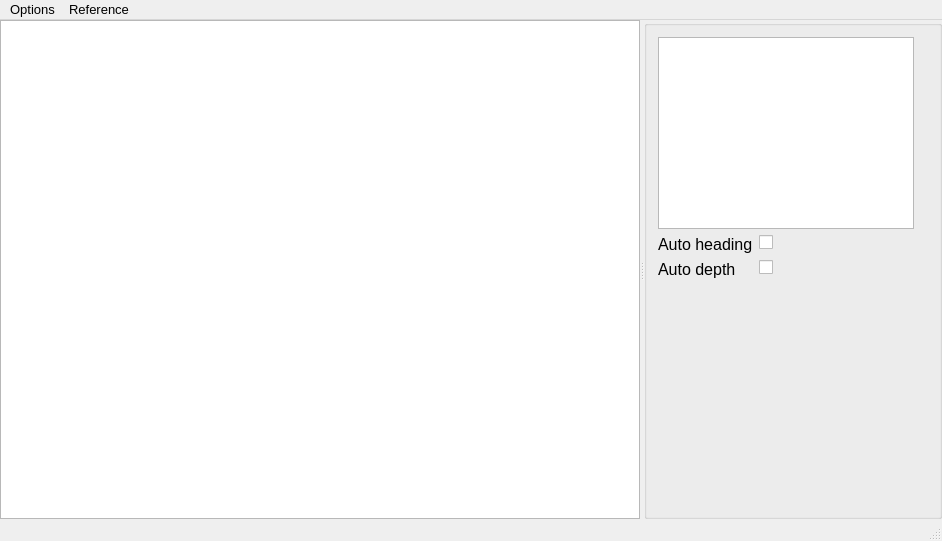
First picture: the form in mainwindow.ui, repository robocenter-rov/remote-control, before the edit.
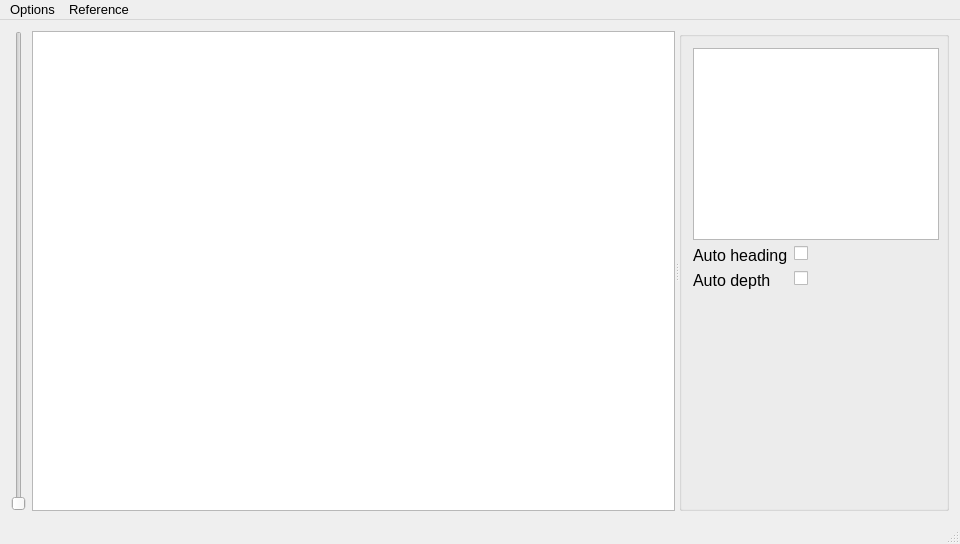
Second picture: the form after the edit.

Commit message: Update ui: set fix width for right panel

The edit to the form file:
```diff
--- a/mainwindow.ui
+++ b/mainwindow.ui
@@ -9,13 +9,13 @@
    <rect>
     <x>0</x>
     <y>0</y>
-    <width>942</width>
+    <width>960</width>
     <height>541</height>
    </rect>
   </property>
   <property name="minimumSize">
    <size>
-    <width>0</width>
+    <width>960</width>
     <height>0</height>
    </size>
   </property>
@@ -38,22 +38,7 @@
     <string notr="true"/>
    </property>
    <layout class="QGridLayout" name="gridLayout">
-    <property name="leftMargin">
-     <number>0</number>
-    </property>
-    <property name="topMargin">
-     <number>0</number>
-    </property>
-    <property name="rightMargin">
-     <number>0</number>
-    </property>
-    <property name="bottomMargin">
-     <number>0</number>
-    </property>
-    <property name="verticalSpacing">
-     <number>6</number>
-    </property>
-    <item row="0" column="0">
+    <item row="0" column="1">
      <widget class="QSplitter" name="splitter">
       <property name="orientation">
        <enum>Qt::Horizontal</enum>
@@ -83,17 +68,23 @@
       </widget>
       <widget class="QGroupBox" name="groupBox">
        <property name="sizePolicy">
-        <sizepolicy hsizetype="Fixed" vsizetype="Preferred">
+        <sizepolicy hsizetype="Minimum" vsizetype="Expanding">
          <horstretch>0</horstretch>
          <verstretch>0</verstretch>
         </sizepolicy>
        </property>
        <property name="minimumSize">
         <size>
-         <width>200</width>
+         <width>270</width>
          <height>0</height>
         </size>
        </property>
+       <property name="maximumSize">
+        <size>
+         <width>270</width>
+         <height>16777215</height>
+        </size>
+       </property>
        <property name="font">
         <font>
          <family>MS UI Gothic</family>
@@ -112,11 +103,23 @@
         <item>
          <widget class="QGraphicsView" name="extraView">
           <property name="sizePolicy">
-           <sizepolicy hsizetype="Fixed" vsizetype="Fixed">
+           <sizepolicy hsizetype="Minimum" vsizetype="Fixed">
             <horstretch>0</horstretch>
             <verstretch>0</verstretch>
            </sizepolicy>
           </property>
+          <property name="minimumSize">
+           <size>
+            <width>246</width>
+            <height>192</height>
+           </size>
+          </property>
+          <property name="maximumSize">
+           <size>
+            <width>246</width>
+            <height>192</height>
+           </size>
+          </property>
           <property name="layoutDirection">
            <enum>Qt::LeftToRight</enum>
           </property>
@@ -165,6 +168,13 @@
       </widget>
      </widget>
     </item>
+    <item row="0" column="0">
+     <widget class="QSlider" name="verticalSlider">
+      <property name="orientation">
+       <enum>Qt::Vertical</enum>
+      </property>
+     </widget>
+    </item>
    </layout>
   </widget>
   <widget class="QMenuBar" name="menuBar">
@@ -172,7 +182,7 @@
     <rect>
      <x>0</x>
      <y>0</y>
-     <width>942</width>
+     <width>960</width>
      <height>21</height>
     </rect>
    </property>
```
The commit also changes 1 other file.
